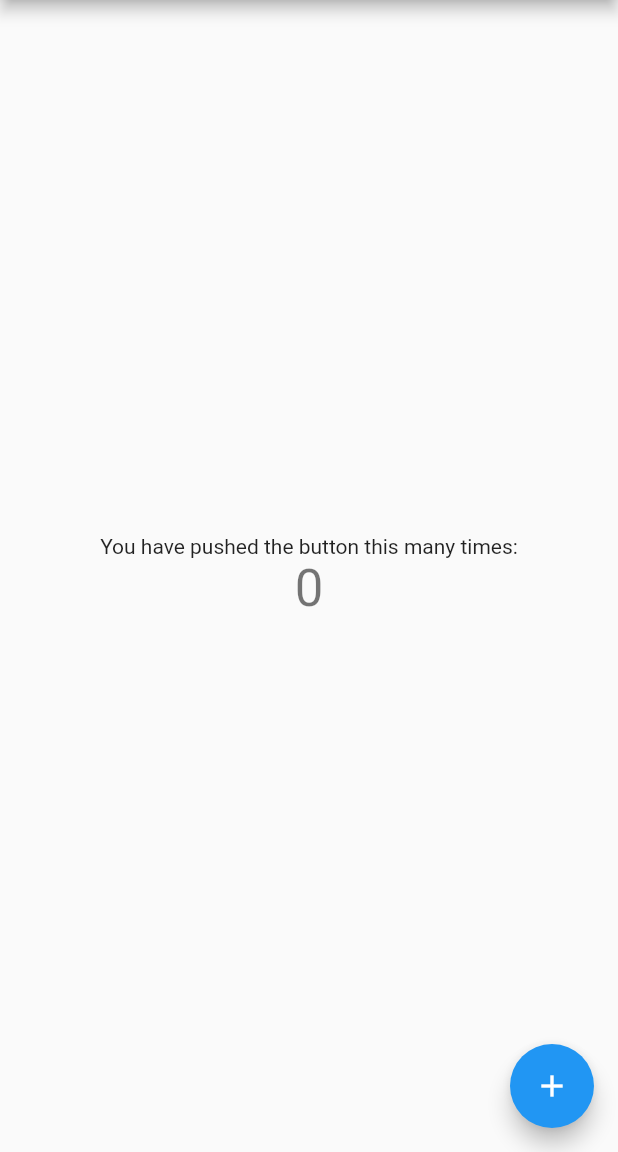
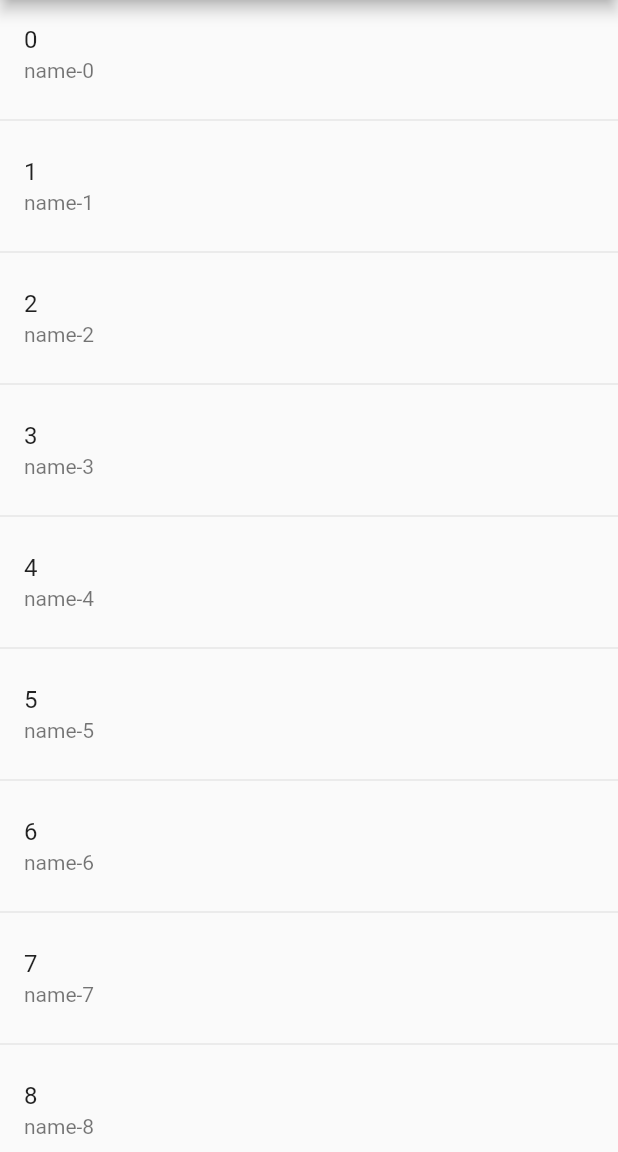
Before and after one commit to ham-burger/riverpod_with_infinite_scroll_pagination, a Flutter app: the screen it shows after launch, on a phone screen of 412 x 824 dp, the part 84-1236 px from its top. Run offline on Flutter 3.47's test engine with Material 2 defaults, Android fonts, the phone set to English and light mode, and no system bars; our stand-ins replace flutter_hooks, freezed_annotation, hooks_riverpod, infinite_scroll_pagination.

Commit message:
create ui layer

```diff
--- a/lib/main.dart
+++ b/lib/main.dart
@@ -1,115 +1,27 @@
 import 'package:flutter/material.dart';
+import 'package:hooks_riverpod/hooks_riverpod.dart';
+import 'package:riverpod_with_infinite_scroll_pagination/users_view.dart';
 
 void main() {
-  runApp(const MyApp());
+  runApp(const ProviderScope(child: MyApp()));
 }
 
 class MyApp extends StatelessWidget {
   const MyApp({super.key});
 
-  // This widget is the root of your application.
   @override
   Widget build(BuildContext context) {
     return MaterialApp(
       title: 'Flutter Demo',
       theme: ThemeData(
-        // This is the theme of your application.
-        //
-        // Try running your application with "flutter run". You'll see the
-        // application has a blue toolbar. Then, without quitting the app, try
-        // changing the primarySwatch below to Colors.green and then invoke
-        // "hot reload" (press "r" in the console where you ran "flutter run",
-        // or simply save your changes to "hot reload" in a Flutter IDE).
-        // Notice that the counter didn't reset back to zero; the application
-        // is not restarted.
         primarySwatch: Colors.blue,
       ),
-      home: const MyHomePage(title: 'Flutter Demo Home Page'),
+      home: Scaffold(
+        appBar: AppBar(
+          title: const Text('Flutter Demo Home Page'),
+        ),
+        body: UsersView(),
+      ),
     );
   }
 }
-
-class MyHomePage extends StatefulWidget {
-  const MyHomePage({super.key, required this.title});
-
-  // This widget is the home page of your application. It is stateful, meaning
-  // that it has a State object (defined below) that contains fields that affect
-  // how it looks.
-
-  // This class is the configuration for the state. It holds the values (in this
-  // case the title) provided by the parent (in this case the App widget) and
-  // used by the build method of the State. Fields in a Widget subclass are
-  // always marked "final".
-
-  final String title;
-
-  @override
-  State<MyHomePage> createState() => _MyHomePageState();
-}
-
-class _MyHomePageState extends State<MyHomePage> {
-  int _counter = 0;
-
-  void _incrementCounter() {
-    setState(() {
-      // This call to setState tells the Flutter framework that something has
-      // changed in this State, which causes it to rerun the build method below
-      // so that the display can reflect the updated values. If we changed
-      // _counter without calling setState(), then the build method would not be
-      // called again, and so nothing would appear to happen.
-      _counter++;
-    });
-  }
-
-  @override
-  Widget build(BuildContext context) {
-    // This method is rerun every time setState is called, for instance as done
-    // by the _incrementCounter method above.
-    //
-    // The Flutter framework has been optimized to make rerunning build methods
-    // fast, so that you can just rebuild anything that needs updating rather
-    // than having to individually change instances of widgets.
-    return Scaffold(
-      appBar: AppBar(
-        // Here we take the value from the MyHomePage object that was created by
-        // the App.build method, and use it to set our appbar title.
-        title: Text(widget.title),
-      ),
-      body: Center(
-        // Center is a layout widget. It takes a single child and positions it
-        // in the middle of the parent.
-        child: Column(
-          // Column is also a layout widget. It takes a list of children and
-          // arranges them vertically. By default, it sizes itself to fit its
-          // children horizontally, and tries to be as tall as its parent.
-          //
-          // Invoke "debug painting" (press "p" in the console, choose the
-          // "Toggle Debug Paint" action from the Flutter Inspector in Android
-          // Studio, or the "Toggle Debug Paint" command in Visual Studio Code)
-          // to see the wireframe for each widget.
-          //
-          // Column has various properties to control how it sizes itself and
-          // how it positions its children. Here we use mainAxisAlignment to
-          // center the children vertically; the main axis here is the vertical
-          // axis because Columns are vertical (the cross axis would be
-          // horizontal).
-          mainAxisAlignment: MainAxisAlignment.center,
-          children: <Widget>[
-            const Text(
-              'You have pushed the button this many times:',
-            ),
-            Text(
-              '$_counter',
-              style: Theme.of(context).textTheme.headline4,
-            ),
-          ],
-        ),
-      ),
-      floatingActionButton: FloatingActionButton(
-        onPressed: _incrementCounter,
-        tooltip: 'Increment',
-        child: const Icon(Icons.add),
-      ), // This trailing comma makes auto-formatting nicer for build methods.
-    );
-  }
-}
--- a/lib/user_repository.dart
+++ b/lib/user_repository.dart
@@ -14,6 +14,7 @@ class UserRepository {
     switch (page) {
       case 2:
         result = UsersResponse(
+          page: page,
           isLast: true,
           users: List.generate(
             5,
@@ -23,7 +24,8 @@ class UserRepository {
         break;
       default:
         result = UsersResponse(
-          isLast: true,
+          page: page,
+          isLast: false,
           users: List.generate(
             10,
             (index) => _createUser(10 * page + index),
--- a/lib/users_response.dart
+++ b/lib/users_response.dart
@@ -6,11 +6,16 @@ part 'users_response.g.dart';
 
 @freezed
 class UsersResponse with _$UsersResponse {
+  const UsersResponse._();
+
   const factory UsersResponse({
+    required int page,
     required bool isLast,
     required List<User> users,
   }) = _UsersResponse;
 
   factory UsersResponse.fromJson(Map<String, dynamic> json) =>
       _$UsersResponseFromJson(json);
+
+  int get nextPage => page + 1;
 }
--- /dev/null
+++ b/lib/users_view.dart
@@ -0,0 +1,60 @@
+import 'package:flutter/material.dart';
+import 'package:flutter/src/widgets/framework.dart';
+import 'package:flutter_hooks/flutter_hooks.dart';
+import 'package:hooks_riverpod/hooks_riverpod.dart';
+import 'package:infinite_scroll_pagination/infinite_scroll_pagination.dart';
+import 'package:riverpod_with_infinite_scroll_pagination/user.dart';
+import 'package:riverpod_with_infinite_scroll_pagination/users_view_model.dart';
+
+class UsersView extends HookConsumerWidget {
+  UsersView({super.key});
+
+  final PagingController<int, User> _pagingController =
+      PagingController(firstPageKey: 0);
+
+  @override
+  Widget build(BuildContext context, WidgetRef ref) {
+    final usersViewModel = ref.watch(
+      usersViewModelProvider.notifier,
+    );
+    final usersViewState = ref.watch(
+      usersViewModelProvider,
+    );
+    useEffect(
+      () {
+        _pagingController.addPageRequestListener((pageKey) {
+          usersViewModel.fetchPage(pageKey, (data) {
+            if (data.isLast) {
+              _pagingController.appendLastPage(data.users);
+            } else {
+              _pagingController.appendPage(data.users, data.nextPage);
+            }
+          }, (error) {
+            _pagingController.error = error;
+          });
+        });
+
+        return () {
+          _pagingController.dispose();
+        };
+      },
+      const [],
+    );
+
+    return RefreshIndicator(
+      onRefresh: () => Future.sync(
+        () => _pagingController.refresh(),
+      ),
+      child: PagedListView.separated(
+        pagingController: _pagingController,
+        separatorBuilder: (context, index) => const Divider(),
+        builderDelegate: PagedChildBuilderDelegate<User>(
+          itemBuilder: (context, item, index) => ListTile(
+            title: Text(item.id.toString()),
+            subtitle: Text(item.name),
+          ),
+        ),
+      ),
+    );
+  }
+}
--- /dev/null
+++ b/lib/users_view_model.dart
@@ -0,0 +1,31 @@
+import 'package:hooks_riverpod/hooks_riverpod.dart';
+import 'package:riverpod_with_infinite_scroll_pagination/user_repository.dart';
+import 'package:riverpod_with_infinite_scroll_pagination/users_response.dart';
+import 'package:riverpod_with_infinite_scroll_pagination/users_view_state.dart';
+
+final usersViewModelProvider =
+    StateNotifierProvider<UsersViewModel, UsersViewState>(
+  (ref) {
+    return UsersViewModel(
+      UsersViewState.initial(),
+    );
+  },
+);
+
+class UsersViewModel extends StateNotifier<UsersViewState> {
+  UsersViewModel(UsersViewState? usersViewState)
+      : super(usersViewState ?? UsersViewState.initial());
+
+  Future<void> fetchPage(
+    int page,
+    void Function(UsersResponse) onSuccess,
+    void Function(String) onError,
+  ) async {
+    try {
+      final response = await UserRepository().getUsers(page);
+      onSuccess(response);
+    } catch (e) {
+      onError('error');
+    }
+  }
+}
--- a/pubspec.yaml
+++ b/pubspec.yaml
@@ -36,10 +36,11 @@ dependencies:
   # The following adds the Cupertino Icons font to your application.
   # Use with the CupertinoIcons class for iOS style icons.
   cupertino_icons: ^1.0.2
-  hooks_riverpod: ^1.0.4
   json_annotation: ^4.6.0
   freezed_annotation: ^2.1.0
+  hooks_riverpod: ^1.0.4
   flutter_hooks: ^0.18.5+1
+  infinite_scroll_pagination: ^3.2.0
 
 dev_dependencies:
   flutter_test:
```
Also changed, not shown: lib/users_view_state.dart (added, +17 -0 lines), lib/users_response.freezed.dart, lib/users_response.g.dart, lib/users_view_state.freezed.dart (added), pubspec.lock.
